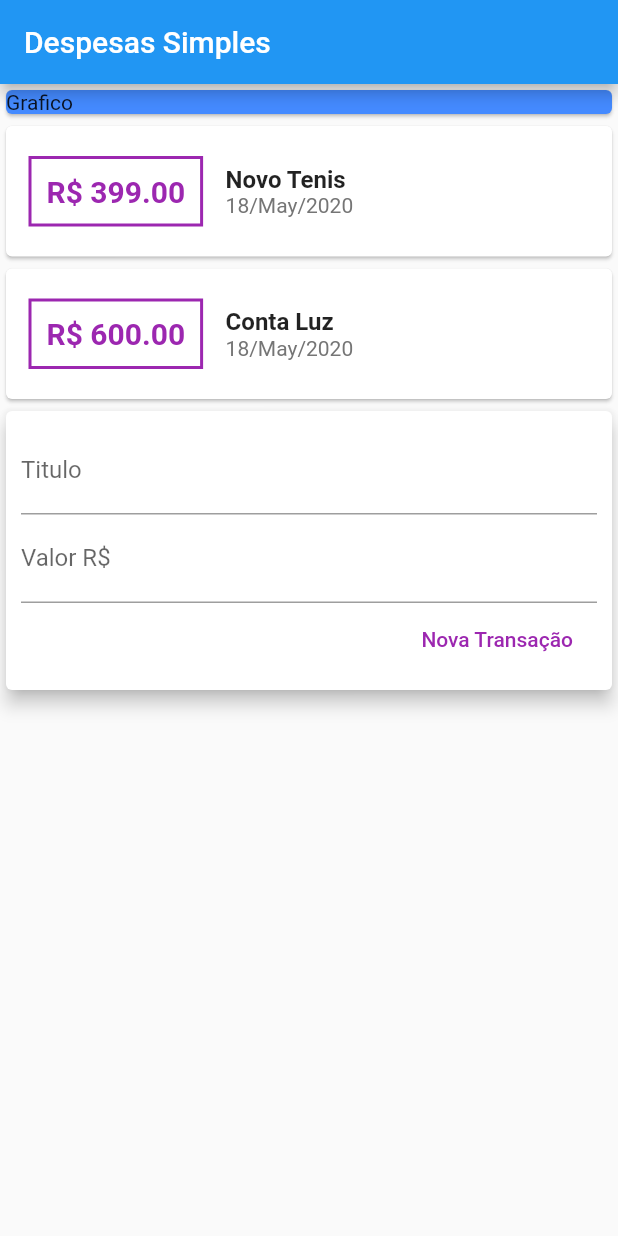
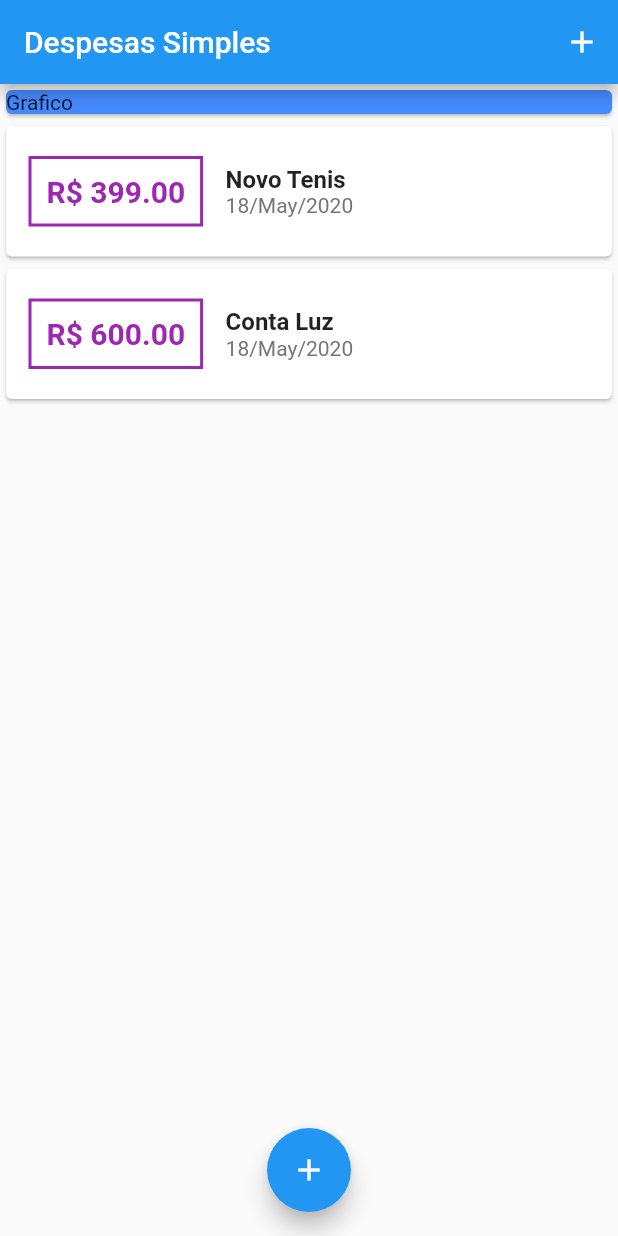
Before and after one commit to Hirook4/despesa_simples, a Flutter app: the screen it shows after launch, on a phone screen of 412 x 824 dp. Run offline on Flutter 3.47's test engine with Material 2 defaults, Android fonts, the phone set to English and light mode, and no system bars.

Commit message:
Refactoring and Add Buttons

```diff
--- a/lib/components/transaction_list.dart
+++ b/lib/components/transaction_list.dart
@@ -9,9 +9,14 @@ class TransactionList extends StatelessWidget {
 
   @override
   Widget build(BuildContext context) {
-    return Column(
-      children: transactions.map((tr) {
-        // A função map recebe cada um dos elementos da lista
+    return Container(
+      height: 348,
+      child: ListView.builder(
+        /* Com essa função todos os elementos que estão fora da tela não
+        serão carregados, assim economizando memória */
+        itemCount: transactions.length,
+        itemBuilder: (ctx, index) {
+          final tr = transactions[index];
           return Card(
             child: Row(
               children: <Widget>[
@@ -57,7 +62,8 @@ class TransactionList extends StatelessWidget {
               ],
             ),
           );
-      }).toList(),
+        },
+      ),
     );
   }
 }
--- a/lib/components/transaction_user.dart
+++ /dev/null
@@ -1,34 +0,0 @@
-import 'package:despesa_simples/components/transaction_form.dart';
-import 'package:despesa_simples/components/transaction_list.dart';
-import 'package:despesa_simples/models/transaction.dart';
-import 'package:flutter/material.dart';
-
-class TransactionUser extends StatefulWidget {
-  @override
-  _TransactionUserState createState() => _TransactionUserState();
-}
-
-class _TransactionUserState extends State<TransactionUser> {
-  final _transactions = [
-    Transaction(
-      id: 't1',
-      title: 'Novo Tenis',
-      value: 399.00,
-      date: DateTime.now(),
-    ),
-    Transaction(
-      id: 't2',
-      title: 'Conta Luz',
-      value: 600.00,
-      date: DateTime.now(),
-    ),
-  ];
-
-  @override
-  Widget build(BuildContext context) {
-    return Column(children: <Widget>[
-      TransactionList(_transactions),
-      TransactionForm(),
-    ]);
-  }
-}
--- a/lib/main.dart
+++ b/lib/main.dart
@@ -1,5 +1,10 @@
-import 'package:despesa_simples/components/transaction_user.dart';
+
 import 'package:flutter/material.dart';
+import 'dart:math';
+
+import 'package:despesa_simples/components/transaction_form.dart';
+import 'package:despesa_simples/models/transaction.dart';
+import 'components/transaction_list.dart';
 
 main() => runApp(DespesasApp());
 
@@ -12,14 +17,65 @@ class DespesasApp extends StatelessWidget {
   }
 }
 
-class HomePage extends StatelessWidget {
+class HomePage extends StatefulWidget {
+
+  @override
+  _HomePageState createState() => _HomePageState();
+}
+
+class _HomePageState extends State<HomePage> {
+
+  final _transactions = [
+    Transaction(
+      id: 't1',
+      title: 'Novo Tenis',
+      value: 399.00,
+      date: DateTime.now(),
+    ),
+    Transaction(
+      id: 't2',
+      title: 'Conta Luz',
+      value: 600.00,
+      date: DateTime.now(),
+    ),
+  ];
+
+  _addTransaction(String title, double value) {
+    final newTransaction = Transaction(
+      id: Random().nextDouble().toString(),
+      title: title,
+      value: value,
+      date: DateTime.now(),
+    );
+
+    setState(() {
+      _transactions.add(newTransaction);
+    });
+  }
+
+  _openFormModal(BuildContext context) {
+    showModalBottomSheet(
+      context: context,
+      builder: (_) {
+return TransactionForm(_addTransaction);
+      }
+    );
+  }
+
   @override
   Widget build(BuildContext context) {
     return Scaffold(
       appBar: AppBar(
         title: Text('Despesas Simples'),
+        actions: <Widget>[
+          IconButton(
+            icon: Icon(Icons.add),
+            onPressed: () => _openFormModal(context),
+          )
+        ],
       ),
-      body: Column(
+      body: SingleChildScrollView(
+        child: Column(
           crossAxisAlignment: CrossAxisAlignment.stretch,
           children: <Widget>[
             Container(
@@ -28,9 +84,15 @@ class HomePage extends StatelessWidget {
                 child: Text('Grafico'),
               ),
             ),
-          TransactionUser()
+            TransactionList(_transactions),
           ],
         ),
+      ),
+      floatingActionButton: FloatingActionButton(
+        child: Icon(Icons.add),
+        onPressed: () => _openFormModal(context),
+      ),
+      floatingActionButtonLocation: FloatingActionButtonLocation.centerFloat,
     );
   }
 }
--- a/pubspec.yaml
+++ b/pubspec.yaml
@@ -24,7 +24,6 @@ dependencies:
   flutter:
     sdk: flutter
   intl: ^0.16.1
-
 
   # The following adds the Cupertino Icons font to your application.
   # Use with the CupertinoIcons class for iOS style icons.
```
Also changed, not shown: lib/components/transaction_form.dart (+25 -2 lines). Lines whose indentation alone changed are shown as unchanged.
